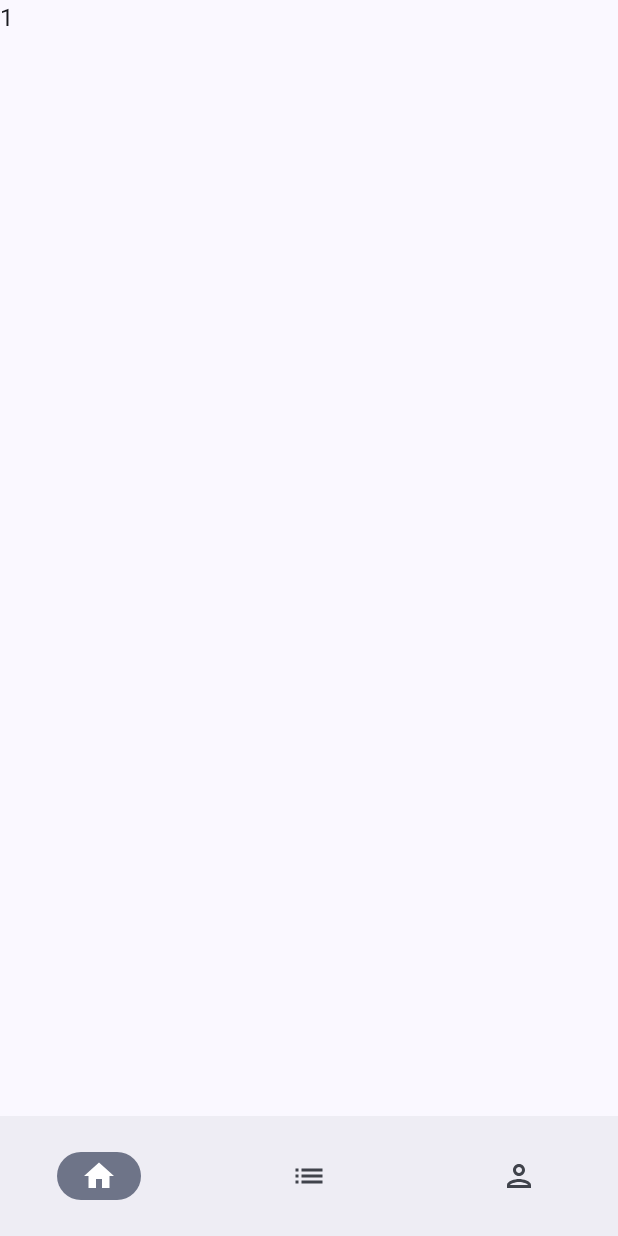
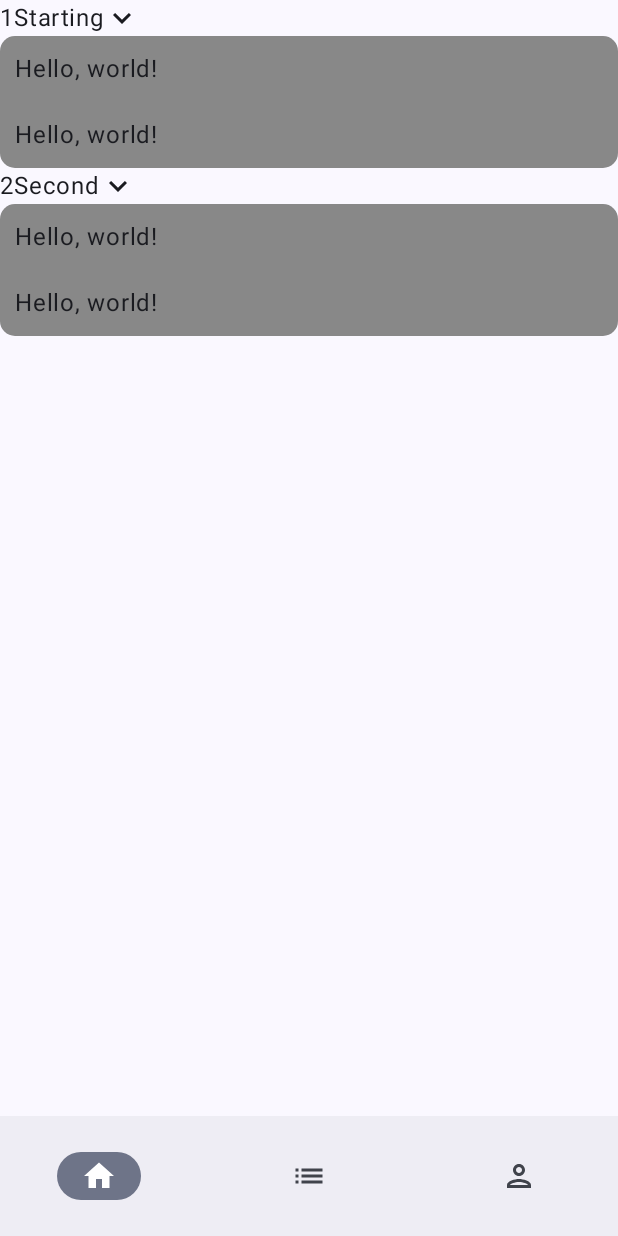
Before and after one commit to arzhangap/classHouse, an Android app built with Jetpack Compose: the screen it shows after launch (MainActivity), after a tap on "تست میکنم", on a phone screen of 412 x 824 dp. Run offline under Robolectric (Android 15) with nearby library versions, the phone set to English and light mode, and no system bars; our stand-ins replace Dagger/Hilt's generated code, Room's generated code.

Commit message:
Building the base

```diff
--- a/app/src/main/java/com/arzhang/project/classhouse/Database/ClassHouseDatabase.kt
+++ b/app/src/main/java/com/arzhang/project/classhouse/Database/ClassHouseDatabase.kt
@@ -8,11 +8,11 @@ import androidx.room.TypeConverters
 import androidx.sqlite.db.SupportSQLiteDatabase
 import com.arzhang.project.classhouse.Database.model.Article
 import com.arzhang.project.classhouse.Database.model.Course
-import com.arzhang.project.classhouse.Database.model.Unit
+import com.arzhang.project.classhouse.Database.model.CourseUnit
 import com.arzhang.project.classhouse.Local.Converters
 import com.arzhang.project.classhouse.Local.genCourse
 
-@Database(entities = [Article::class, Course::class, Unit::class], version = 1, exportSchema = false)
+@Database(entities = [Article::class, Course::class, CourseUnit::class], version = 1, exportSchema = false)
 @TypeConverters(Converters::class)
 abstract class ClassHouseDatabase : RoomDatabase() {
 
--- a/app/src/main/java/com/arzhang/project/classhouse/Database/model/Unit.kt
+++ b/app/src/main/java/com/arzhang/project/classhouse/Database/model/Unit.kt
@@ -4,8 +4,8 @@ import androidx.room.ColumnInfo
 import androidx.room.Entity
 import androidx.room.PrimaryKey
 
-@Entity("unit")
-data class Unit(
+@Entity("course_unit")
+data class CourseUnit(
     @PrimaryKey(autoGenerate = true)
     val id: Int,
     @ColumnInfo("unit_number")
--- a/app/src/main/java/com/arzhang/project/classhouse/MainActivity.kt
+++ b/app/src/main/java/com/arzhang/project/classhouse/MainActivity.kt
@@ -13,6 +13,9 @@ import androidx.navigation.compose.NavHost
 import androidx.navigation.compose.composable
 import androidx.navigation.compose.rememberNavController
 import androidx.navigation.navArgument
+import com.arzhang.project.classhouse.Database.model.CourseUnit
+import com.arzhang.project.classhouse.Screen.Article.ArticleScreen
+import com.arzhang.project.classhouse.Screen.Course.CourseScreen
 import com.arzhang.project.classhouse.Screen.Home.Category.CategoryScreen
 import com.arzhang.project.classhouse.Screen.Home.Main.MainScreen
 import com.arzhang.project.classhouse.Screen.Home.Profile.ProfileScreen
@@ -38,7 +41,7 @@ class MainActivity : ComponentActivity() {
                         modifier = Modifier.padding(it)
                     ) {
                         composable(HomeDestinations.MainScreen.name) {
-                            MainScreen(navController)
+                            MainScreen(onCourseClick = {navController.navigate("course/$it")})
                         }
                         composable(HomeDestinations.Category.name) {
                             CategoryScreen()
@@ -46,11 +49,22 @@ class MainActivity : ComponentActivity() {
                         composable(HomeDestinations.Profile.name) {
                             ProfileScreen()
                         }
+                        composable("course/{courseId}",
+                            arguments = listOf(navArgument("courseId") {type = NavType.IntType})
+                            ) { backStackEntry ->
+                            val id = backStackEntry.arguments?.getInt("courseId")
+                            val units = listOf(CourseUnit(1,1,"Starting",1),CourseUnit(2,2,"Second",1))
+                            CourseScreen(units =units, onItemClick = {navController.navigate("article/$id")})
+                        }
                         composable("article/{articleId}",
                             arguments = listOf(navArgument("articleId") {type = NavType.IntType})
-                            ) { backStackEntry ->
-                            val string = backStackEntry.arguments?.getInt("articleId") ?: "NOT FOUND"
-                            Text("$string")
+                        ) { backStackEntry ->
+                            val articleId = backStackEntry.arguments?.getInt("articleId")
+                            if(articleId != null) {
+                                ArticleScreen(articleId = articleId)
+                            } else {
+                                Text("Article Not Found")
+                            }
                         }
                     }
 
--- a/app/src/main/java/com/arzhang/project/classhouse/Screen/Course/Course.kt
+++ b/app/src/main/java/com/arzhang/project/classhouse/Screen/Course/Course.kt
@@ -1 +1,63 @@
 package com.arzhang.project.classhouse.Screen.Course
+
+import androidx.compose.foundation.background
+import androidx.compose.foundation.clickable
+import androidx.compose.foundation.layout.Column
+import androidx.compose.foundation.layout.Row
+import androidx.compose.foundation.layout.Spacer
+import androidx.compose.foundation.layout.fillMaxWidth
+import androidx.compose.foundation.layout.padding
+import androidx.compose.foundation.layout.width
+import androidx.compose.foundation.shape.RoundedCornerShape
+import androidx.compose.material.icons.Icons
+import androidx.compose.material.icons.filled.KeyboardArrowDown
+import androidx.compose.material3.Divider
+import androidx.compose.material3.Icon
+import androidx.compose.material3.MaterialTheme
+import androidx.compose.material3.Text
+import androidx.compose.runtime.Composable
+import androidx.compose.ui.Modifier
+import androidx.compose.ui.graphics.Color
+import androidx.compose.ui.unit.dp
+import com.arzhang.project.classhouse.Database.model.Article
+import com.arzhang.project.classhouse.Database.model.CourseUnit
+
+@Composable
+fun CourseScreen(
+    units: List<CourseUnit>,
+    onItemClick: (Int) -> Unit
+) {
+    Column() {
+        units.forEach { unit ->
+            Row(Modifier.fillMaxWidth()) {
+                Text(unit.unitNumber.toString())
+                Spacer(modifier = Modifier.padding(top = 10.dp))
+                Text(unit.name)
+                Icon(imageVector = Icons.Default.KeyboardArrowDown, contentDescription = "expand")
+            }
+            CourseList(unit, onItemClick = {onItemClick(it)})
+        }
+    }
+}
+
+@Composable
+fun CourseList(
+    unit: CourseUnit,
+    onItemClick: (Int) -> Unit
+) {
+//    val lessonList = someViewModel.getThat(courseId)
+    val lessonList = listOf(Article(1,"${unit.name}","contentccccc","url", unit.id),
+        Article(2,"${unit.name}","contentccccc","url", unit.id))
+    Column(modifier = Modifier.background(Color.Gray, shape = RoundedCornerShape(10.dp))) {
+      lessonList.forEach {
+          Row(
+              modifier = Modifier
+                  .fillMaxWidth()
+                  .clickable {onItemClick(it.id)}
+          ) {
+              Text("Hello, world!", modifier = Modifier.padding(10.dp))
+          }
+      }
+    }
+
+}
--- a/app/src/main/java/com/arzhang/project/classhouse/Screen/Home/Category/Category.kt
+++ b/app/src/main/java/com/arzhang/project/classhouse/Screen/Home/Category/Category.kt
@@ -7,5 +7,6 @@ import com.arzhang.project.classhouse.Database.model.Article
 
 @Composable
 fun CategoryScreen(
+
 ) {
 }
--- a/app/src/main/java/com/arzhang/project/classhouse/Screen/Home/Main/Main.kt
+++ b/app/src/main/java/com/arzhang/project/classhouse/Screen/Home/Main/Main.kt
@@ -3,19 +3,30 @@ package com.arzhang.project.classhouse.Screen.Home.Main
 import androidx.compose.foundation.layout.Column
 import androidx.compose.foundation.layout.Row
 import androidx.compose.runtime.Composable
+import androidx.compose.ui.tooling.preview.Preview
 import androidx.navigation.NavController
+import androidx.navigation.compose.rememberNavController
 import com.arzhang.project.classhouse.Database.model.Course
 import com.arzhang.project.classhouse.ui.components.CourseCard
+import com.arzhang.project.classhouse.ui.theme.ClassHouseTheme
 
 @Composable
 fun MainScreen(
-    navController: NavController
+    onCourseClick: (Int) -> Unit
 ) {
     Column {
         Row {
             CourseCard(course = Course(1, "تست میکنم", image = "python", categoryId = 1, isFav = false), onItemClick = {
-                navController.navigate("article/1")
+                onCourseClick(it)
             })
         }
     }
 }
+
+@Preview(showSystemUi = true, showBackground = true, device = "spec:width=411dp,height=891dp")
+@Composable
+fun MainScreenPreview() {
+    ClassHouseTheme {
+        MainScreen({})
+    }
+}
```
Also changed, not shown: app/src/main/java/com/arzhang/project/classhouse/Screen/Article/Article.kt (added, +18 -0 lines).
